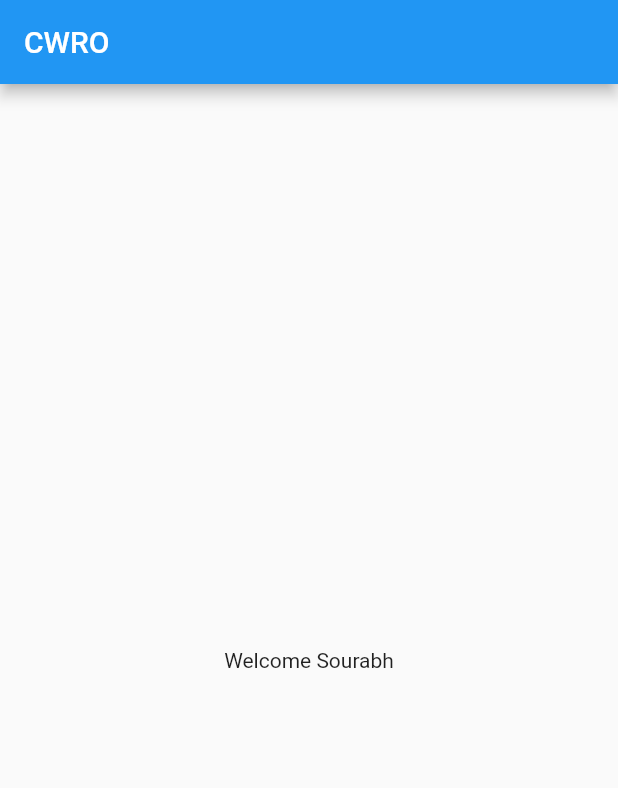
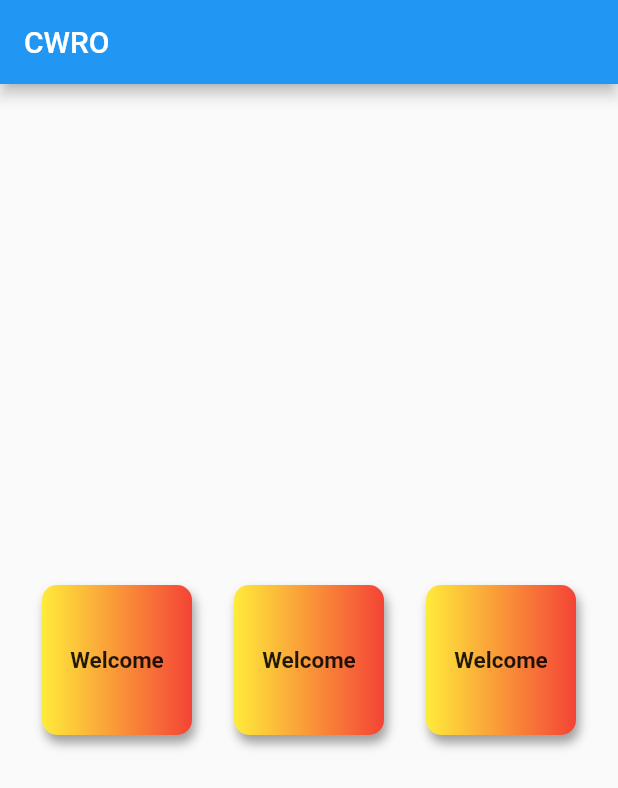
Before and after one commit to Mayank0909/Flutter, a Flutter app: the screen it shows after launch, on a phone screen of 412 x 824 dp. Shown: the top 788 px of the screen. Run offline on Flutter 3.47's test engine with Material 2 defaults, Android fonts, the light colour scheme and no system bars.

Commit message:
first commit

```diff
--- a/lib/main.dart
+++ b/lib/main.dart
@@ -8,12 +8,81 @@ class HomePage extends StatelessWidget {
   @override
   Widget build(BuildContext context) {
     return Scaffold(
-      appBar: AppBar(
-        title: Text("CWRO"),
-      ),
-      body: Container(
-        child: Center(child: Text("Welcome Sourabh")),
-      ),
-    );
+        appBar: AppBar(
+          title: Text("CWRO"),
+        ),
+        body: Container(
+          width: MediaQuery.of(context).size.width,
+          height: MediaQuery.of(context).size.height,
+          child: Row(
+            mainAxisAlignment: MainAxisAlignment.spaceEvenly,
+            crossAxisAlignment: CrossAxisAlignment.center,
+            children: <Widget>[
+              Container(
+                alignment: Alignment.center,
+                width: 100,
+                height: 100,
+                padding: const EdgeInsets.all(8),
+                decoration: BoxDecoration(
+                    borderRadius: BorderRadius.circular(10),
+                    color: Colors.teal,
+                    gradient:
+                        LinearGradient(colors: [Colors.yellow, Colors.red]),
+                    boxShadow: [
+                      BoxShadow(
+                          color: Colors.grey,
+                          blurRadius: 5,
+                          offset: Offset(2, 5))
+                    ]),
+                child: Text(
+                  "Welcome",
+                  style: TextStyle(fontSize: 15, fontWeight: FontWeight.bold),
+                ),
+              ),
+              Container(
+                alignment: Alignment.center,
+                width: 100,
+                height: 100,
+                padding: const EdgeInsets.all(8),
+                decoration: BoxDecoration(
+                    borderRadius: BorderRadius.circular(10),
+                    color: Colors.teal,
+                    gradient:
+                        LinearGradient(colors: [Colors.yellow, Colors.red]),
+                    boxShadow: [
+                      BoxShadow(
+                          color: Colors.grey,
+                          blurRadius: 5,
+                          offset: Offset(2, 5))
+                    ]),
+                child: Text(
+                  "Welcome",
+                  style: TextStyle(fontSize: 15, fontWeight: FontWeight.bold),
+                ),
+              ),
+              Container(
+                alignment: Alignment.center,
+                width: 100,
+                height: 100,
+                padding: const EdgeInsets.all(8),
+                decoration: BoxDecoration(
+                    borderRadius: BorderRadius.circular(10),
+                    color: Colors.teal,
+                    gradient:
+                        LinearGradient(colors: [Colors.yellow, Colors.red]),
+                    boxShadow: [
+                      BoxShadow(
+                          color: Colors.grey,
+                          blurRadius: 5,
+                          offset: Offset(2, 5))
+                    ]),
+                child: Text(
+                  "Welcome",
+                  style: TextStyle(fontSize: 15, fontWeight: FontWeight.bold),
+                ),
+              ),
+            ],
+          ),
+        ));
   }
 }
```
